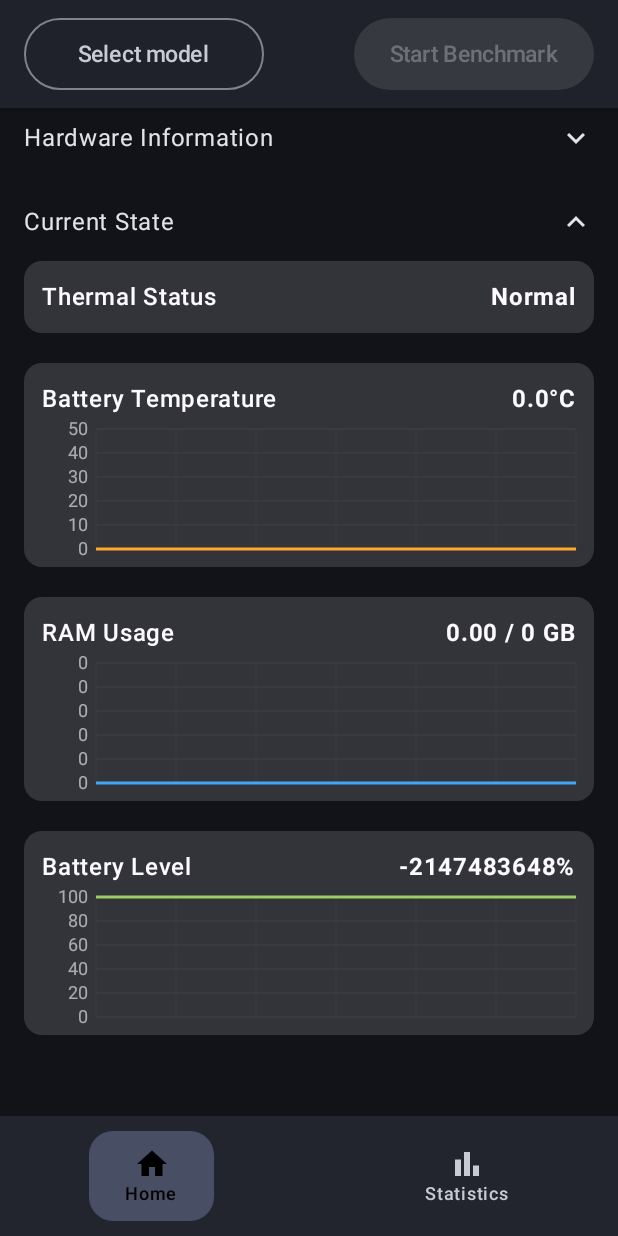
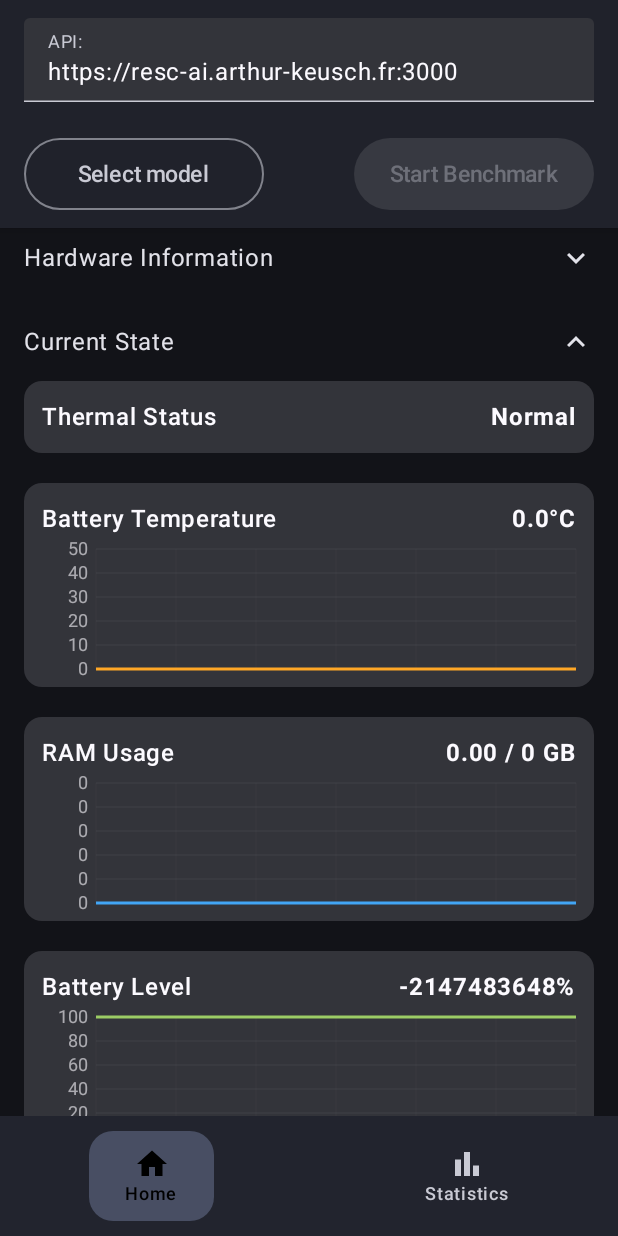
Before and after one commit to arthurkeusch/RESC-AI, an Android app built with Jetpack Compose: the screen it shows after launch (MainActivity), on a phone screen of 412 x 824 dp. Run offline under Robolectric (Android 15) with nearby library versions, the phone set to English and light mode, and no system bars.

Commit message:
Added a way to give the API's URL.
> This can be easily deactivated if needed, by just removing the added `Row` in the `HomeActivity`

```diff
--- a/Skynet_Monitor/app/src/main/java/resc/ai/skynetmonitor/service/ModelService.kt
+++ b/Skynet_Monitor/app/src/main/java/resc/ai/skynetmonitor/service/ModelService.kt
@@ -27,13 +27,14 @@ data class DownloadState(
 )
 
 object ModelService {
-    private const val API_BASE = "https://resc-ai.arthur-keusch.fr:3000"
-    private const val MODELS_URL = "$API_BASE/models"
+    const val API_BASE = "https://resc-ai.arthur-keusch.fr:3000"
     private const val TAG = "ModelService"
+
+    private var apiBase = API_BASE
 
     suspend fun fetchRemoteModels(): List<RemoteModel> = withContext(Dispatchers.IO) {
         try {
-            val conn = (URL(MODELS_URL).openConnection() as HttpsURLConnection).apply {
+            val conn = (URL(apiBase + "/models").openConnection() as HttpsURLConnection).apply {
                 requestMethod = "GET"
                 connectTimeout = 7000
                 readTimeout = 15000
@@ -68,6 +69,11 @@ object ModelService {
         val dir = context.getDir("models", Context.MODE_PRIVATE)
         if (!dir.exists()) dir.mkdirs()
         return File(dir, filename)
+    }
+
+    fun setApiUrl(newUrl: String) {
+        apiBase = newUrl
+        Log.d(TAG, "API base URL set to $apiBase")
     }
 
     fun isModelDownloaded(context: Context, filename: String): Boolean {
--- a/Skynet_Monitor/app/src/main/java/resc/ai/skynetmonitor/ui/screens/HomeScreen.kt
+++ b/Skynet_Monitor/app/src/main/java/resc/ai/skynetmonitor/ui/screens/HomeScreen.kt
@@ -1,5 +1,6 @@
 package resc.ai.skynetmonitor.ui.screens
 
+import android.widget.EditText
 import androidx.compose.animation.AnimatedVisibility
 import androidx.compose.foundation.clickable
 import androidx.compose.foundation.layout.*
@@ -16,6 +17,7 @@ import androidx.compose.ui.tooling.preview.Preview
 import androidx.compose.ui.unit.dp
 import androidx.compose.ui.unit.sp
 import androidx.lifecycle.viewmodel.compose.viewModel
+import resc.ai.skynetmonitor.service.ModelService
 import resc.ai.skynetmonitor.ui.components.InfoCard
 import resc.ai.skynetmonitor.ui.components.ModelChatDialog
 import resc.ai.skynetmonitor.ui.components.ModelInfo
@@ -30,6 +32,7 @@ fun HomeScreen(innerPadding: PaddingValues, viewModel: DeviceInfoViewModel = vie
     var selectedModel by remember { mutableStateOf<ModelInfo?>(null) }
     var hardwareExpanded by remember { mutableStateOf(false) }
     var systemExpanded by remember { mutableStateOf(true) }
+    var apiUrl by remember { mutableStateOf(ModelService.API_BASE) }
 
     val models by viewModel.models.collectAsState()
     val downloadState by viewModel.downloadState.collectAsState()
@@ -70,6 +73,25 @@ fun HomeScreen(innerPadding: PaddingValues, viewModel: DeviceInfoViewModel = vie
                 shadowElevation = 4.dp,
                 color = MaterialTheme.colorScheme.surface
             ) {
+                Column {
+                    // Row to select the API url
+                    Row(
+                        modifier = Modifier
+                            .fillMaxWidth()
+                            .padding(horizontal = 16.dp, vertical = 12.dp),
+                        verticalAlignment = Alignment.CenterVertically
+                    ) {
+                        TextField(
+                            value = apiUrl,
+                            onValueChange = { newValue ->
+                                apiUrl = newValue
+                                viewModel.setApiUrl(newValue) // ici on envoie le contenu actuel
+                            },
+                            modifier = Modifier.weight(1f),
+                            label = { Text("API:") },
+                        )
+                    }
+
                     Row(
                         modifier = Modifier
                             .fillMaxWidth()
@@ -94,6 +116,7 @@ fun HomeScreen(innerPadding: PaddingValues, viewModel: DeviceInfoViewModel = vie
                                 .height(48.dp)
                         ) {
                             Text("Start Benchmark", fontSize = 15.sp)
+                        }
                     }
                 }
             }
--- a/Skynet_Monitor/app/src/main/java/resc/ai/skynetmonitor/viewmodel/DeviceInfoViewModel.kt
+++ b/Skynet_Monitor/app/src/main/java/resc/ai/skynetmonitor/viewmodel/DeviceInfoViewModel.kt
@@ -4,6 +4,7 @@ import android.annotation.SuppressLint
 import android.app.ActivityManager
 import android.app.Application
 import android.content.Context
+import android.util.Log
 import androidx.compose.runtime.mutableStateOf
 import androidx.lifecycle.AndroidViewModel
 import androidx.lifecycle.viewModelScope
@@ -72,9 +73,16 @@ class DeviceInfoViewModel(application: Application) : AndroidViewModel(applicati
         }
     }
 
+    fun setApiUrl(url: String) {
+        ModelService.setApiUrl(url)
+        loadModels()
+    }
+
     fun loadModels() {
         viewModelScope.launch {
-            val remotes = ModelService.fetchRemoteModels()
+            _models.value = emptyList()
+            try {
+                var remotes = ModelService.fetchRemoteModels()
                 metaByName.clear()
                 remotes.forEach { metaByName[it.name] = it }
                 _models.value = remotes.map {
@@ -84,6 +92,7 @@ class DeviceInfoViewModel(application: Application) : AndroidViewModel(applicati
                         parameters = it.params
                     )
                 }
+            } catch (_: Exception) {}
         }
     }
 
```
Lines whose indentation alone changed are shown as unchanged.
